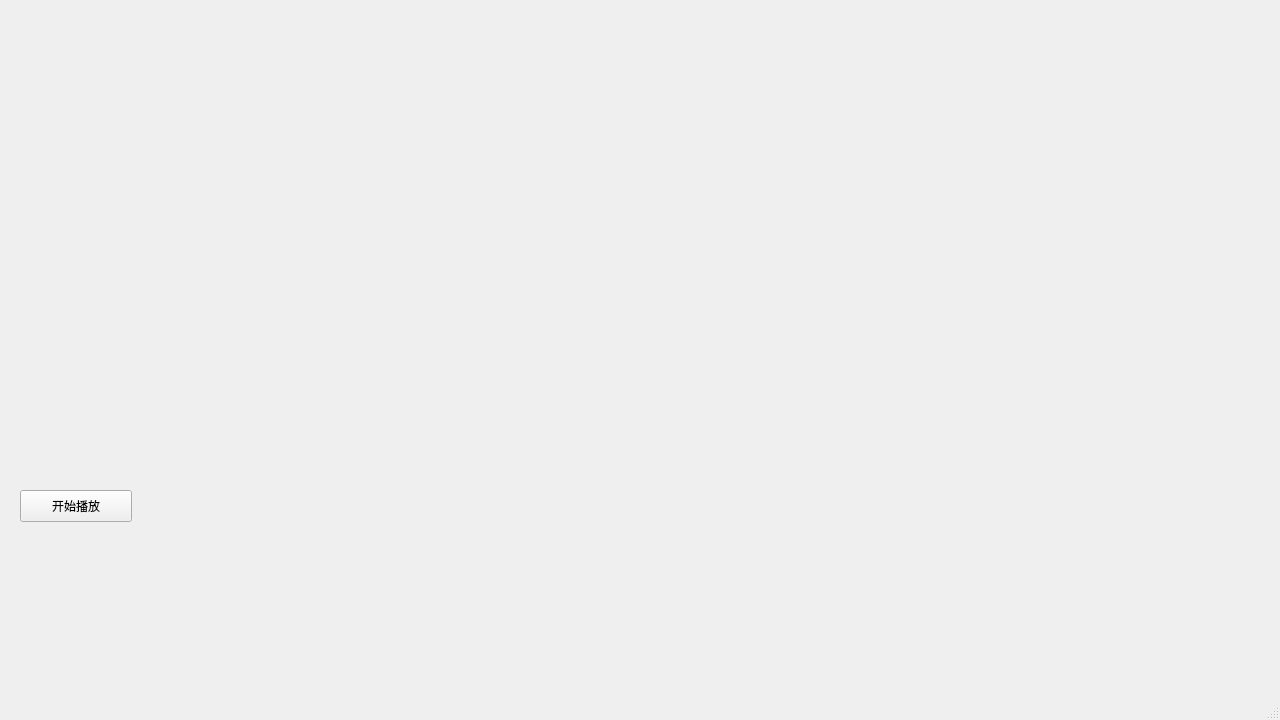
yanyi0/ffmpeg, file 32_sdl_play_yuv/mainwindow.ui: the form before one commit.
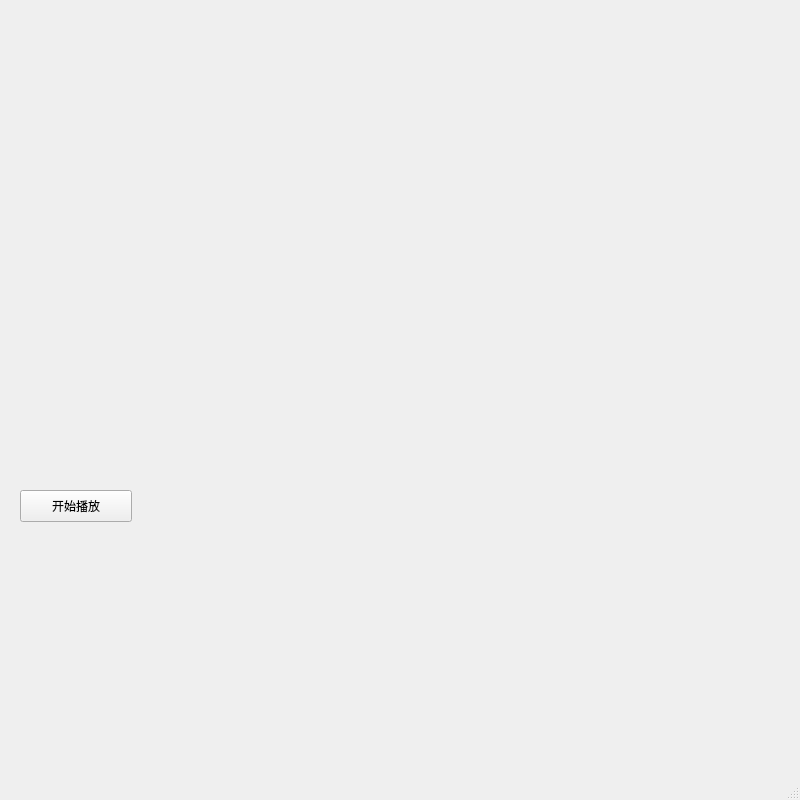
The form after the commit.

Diff of the .ui file:
```diff
--- a/32_sdl_play_yuv/mainwindow.ui
+++ b/32_sdl_play_yuv/mainwindow.ui
@@ -9,8 +9,8 @@
    <rect>
     <x>0</x>
     <y>0</y>
-    <width>1280</width>
-    <height>720</height>
+    <width>800</width>
+    <height>800</height>
    </rect>
   </property>
   <property name="windowTitle">
```
Left out of the diff: 4 changed lines with no effect on the pictures.
